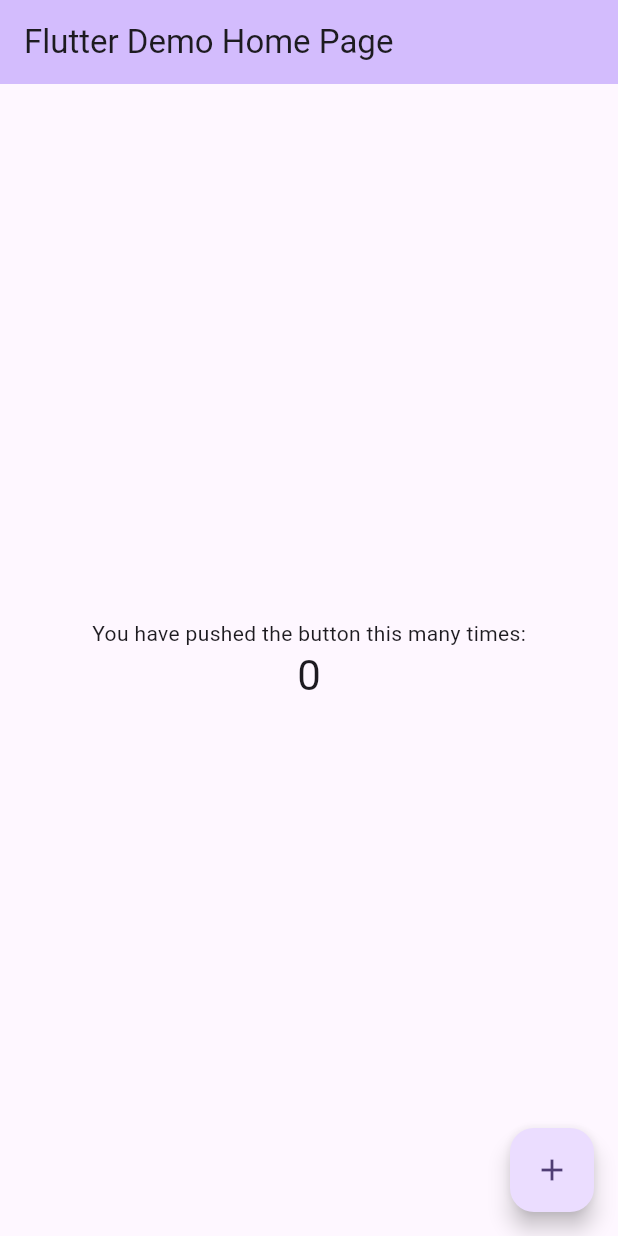
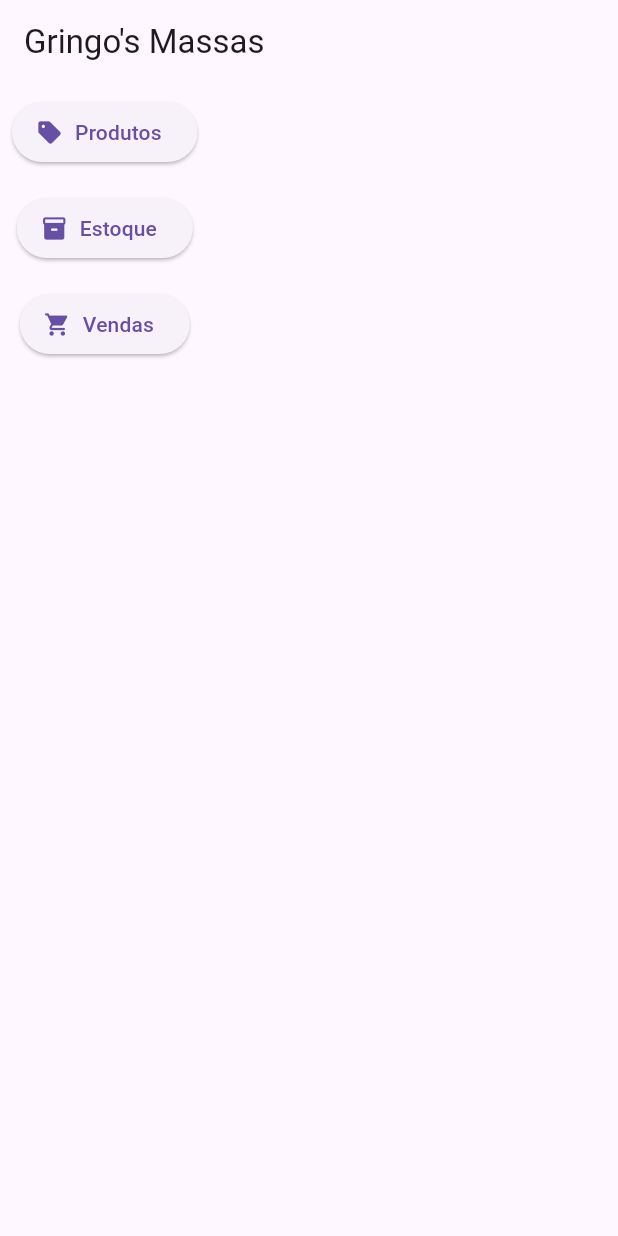
Before and after one commit to oJaciel/HADS_Jaciel_App-Gringos-Massas, a Flutter app: the screen it shows after launch, on a phone screen of 412 x 824 dp. Run offline on Flutter 3.47's test engine with Material 3 defaults, Android fonts, the phone set to English and light mode, and no system bars.

Commit message:
Estrutura Inicial - Páginas
Criada a estrutura inicial das páginas do app.

Criadas e cadastradas as rotas.

```diff
--- /dev/null
+++ b/lib/components/home_page_button.dart
@@ -0,0 +1,26 @@
+import 'package:flutter/material.dart';
+
+class HomePageButton extends StatelessWidget {
+  const HomePageButton({
+    super.key,
+    required this.title,
+    required this.icon,
+    required this.route,
+  });
+
+  final String title;
+  final Icon icon;
+  final String route;
+
+  @override
+  Widget build(BuildContext context) {
+    return Padding(
+      padding: const EdgeInsets.all(8.0),
+      child: ElevatedButton.icon(
+        onPressed: () => Navigator.of(context).pushNamed(route),
+        label: Text(title),
+        icon: icon,
+      ),
+    );
+  }
+}
--- a/lib/main.dart
+++ b/lib/main.dart
@@ -1,3 +1,8 @@
+import 'package:app_gringos_massas/pages/home_page.dart';
+import 'package:app_gringos_massas/pages/products/products_page.dart';
+import 'package:app_gringos_massas/pages/sales/sales_page.dart';
+import 'package:app_gringos_massas/pages/stock/stock_page.dart';
+import 'package:app_gringos_massas/utils/app_routes.dart';
 import 'package:flutter/material.dart';
 
 void main() {
@@ -6,117 +11,20 @@ void main() {
 
 class MyApp extends StatelessWidget {
   const MyApp({super.key});
-
-  // This widget is the root of your application.
   @override
   Widget build(BuildContext context) {
     return MaterialApp(
-      title: 'Flutter Demo',
+      debugShowCheckedModeBanner: false,
+      title: 'App Gringo\'s Massas',
       theme: ThemeData(
-        // This is the theme of your application.
-        //
-        // TRY THIS: Try running your application with "flutter run". You'll see
-        // the application has a purple toolbar. Then, without quitting the app,
-        // try changing the seedColor in the colorScheme below to Colors.green
-        // and then invoke "hot reload" (save your changes or press the "hot
-        // reload" button in a Flutter-supported IDE, or press "r" if you used
-        // the command line to start the app).
-        //
-        // Notice that the counter didn't reset back to zero; the application
-        // state is not lost during the reload. To reset the state, use hot
-        // restart instead.
-        //
-        // This works for code too, not just values: Most code changes can be
-        // tested with just a hot reload.
-        colorScheme: ColorScheme.fromSeed(seedColor: Colors.deepPurple),
       ),
-      home: const MyHomePage(title: 'Flutter Demo Home Page'),
+      initialRoute: AppRoutes.HOME,
+      routes: {
+        AppRoutes.HOME: (ctx) => HomePage(),
+        AppRoutes.PRODUCTS: (ctx) => ProductsPage(),
+        AppRoutes.SALES: (ctx) => SalesPage(),
+        AppRoutes.STOCK: (ctx) => StockPage(),
+      },
     );
   }
 }
-
-class MyHomePage extends StatefulWidget {
-  const MyHomePage({super.key, required this.title});
-
-  // This widget is the home page of your application. It is stateful, meaning
-  // that it has a State object (defined below) that contains fields that affect
-  // how it looks.
-
-  // This class is the configuration for the state. It holds the values (in this
-  // case the title) provided by the parent (in this case the App widget) and
-  // used by the build method of the State. Fields in a Widget subclass are
-  // always marked "final".
-
-  final String title;
-
-  @override
-  State<MyHomePage> createState() => _MyHomePageState();
-}
-
-class _MyHomePageState extends State<MyHomePage> {
-  int _counter = 0;
-
-  void _incrementCounter() {
-    setState(() {
-      // This call to setState tells the Flutter framework that something has
-      // changed in this State, which causes it to rerun the build method below
-      // so that the display can reflect the updated values. If we changed
-      // _counter without calling setState(), then the build method would not be
-      // called again, and so nothing would appear to happen.
-      _counter++;
-    });
-  }
-
-  @override
-  Widget build(BuildContext context) {
-    // This method is rerun every time setState is called, for instance as done
-    // by the _incrementCounter method above.
-    //
-    // The Flutter framework has been optimized to make rerunning build methods
-    // fast, so that you can just rebuild anything that needs updating rather
-    // than having to individually change instances of widgets.
-    return Scaffold(
-      appBar: AppBar(
-        // TRY THIS: Try changing the color here to a specific color (to
-        // Colors.amber, perhaps?) and trigger a hot reload to see the AppBar
-        // change color while the other colors stay the same.
-        backgroundColor: Theme.of(context).colorScheme.inversePrimary,
-        // Here we take the value from the MyHomePage object that was created by
-        // the App.build method, and use it to set our appbar title.
-        title: Text(widget.title),
-      ),
-      body: Center(
-        // Center is a layout widget. It takes a single child and positions it
-        // in the middle of the parent.
-        child: Column(
-          // Column is also a layout widget. It takes a list of children and
-          // arranges them vertically. By default, it sizes itself to fit its
-          // children horizontally, and tries to be as tall as its parent.
-          //
-          // Column has various properties to control how it sizes itself and
-          // how it positions its children. Here we use mainAxisAlignment to
-          // center the children vertically; the main axis here is the vertical
-          // axis because Columns are vertical (the cross axis would be
-          // horizontal).
-          //
-          // TRY THIS: Invoke "debug painting" (choose the "Toggle Debug Paint"
-          // action in the IDE, or press "p" in the console), to see the
-          // wireframe for each widget.
-          mainAxisAlignment: MainAxisAlignment.center,
-          children: <Widget>[
-            const Text('You have pushed the button this many times:'),
-            Text(
-              '$_counter',
-              style: Theme.of(context).textTheme.headlineMedium,
-            ),
-          ],
-        ),
-      ),
-      floatingActionButton: FloatingActionButton(
-        onPressed: _incrementCounter,
-        tooltip: 'Increment',
-        child: const Icon(Icons.add),
-      ), // This trailing comma makes auto-formatting nicer for build methods.
-    );
-  }
-}
--- /dev/null
+++ b/lib/pages/home_page.dart
@@ -0,0 +1,33 @@
+import 'package:app_gringos_massas/components/home_page_button.dart';
+import 'package:app_gringos_massas/utils/app_routes.dart';
+import 'package:flutter/material.dart';
+
+class HomePage extends StatelessWidget {
+  const HomePage({super.key});
+
+  @override
+  Widget build(BuildContext context) {
+    return Scaffold(
+      appBar: AppBar(title: Text('Gringo\'s Massas')),
+      body: Column(
+        children: [
+          HomePageButton(
+            title: 'Produtos',
+            icon: Icon(Icons.sell_rounded),
+            route: AppRoutes.PRODUCTS,
+          ),
+          HomePageButton(
+            title: 'Estoque',
+            icon: Icon(Icons.inventory_2_rounded),
+            route: AppRoutes.STOCK,
+          ),
+          HomePageButton(
+            title: 'Vendas',
+            icon: Icon(Icons.shopping_cart_rounded),
+            route: AppRoutes.SALES,
+          ),
+        ],
+      ),
+    );
+  }
+}
--- /dev/null
+++ b/lib/pages/products/products_page.dart
@@ -0,0 +1,10 @@
+import 'package:flutter/material.dart';
+
+class ProductsPage extends StatelessWidget {
+  const ProductsPage({super.key});
+
+  @override
+  Widget build(BuildContext context) {
+    return Scaffold(appBar: AppBar(title: Text('Produtos')));
+  }
+}
--- /dev/null
+++ b/lib/pages/sales/sales_page.dart
@@ -0,0 +1,10 @@
+import 'package:flutter/material.dart';
+
+class SalesPage extends StatelessWidget {
+  const SalesPage({super.key});
+
+  @override
+  Widget build(BuildContext context) {
+    return Scaffold(appBar: AppBar(title: Text('Vendas')));
+  }
+}
--- /dev/null
+++ b/lib/pages/stock/stock_page.dart
@@ -0,0 +1,10 @@
+import 'package:flutter/material.dart';
+
+class StockPage extends StatelessWidget {
+  const StockPage({super.key});
+
+  @override
+  Widget build(BuildContext context) {
+    return Scaffold(appBar: AppBar(title: Text('Estoque')));
+  }
+}
--- /dev/null
+++ b/lib/utils/app_routes.dart
@@ -0,0 +1,7 @@
+class AppRoutes {
+  static const HOME = '/';
+  static const PRODUCTS = '/products';
+  static const SALES = '/sales';
+  static const STOCK = '/stock';
+
+}
```
Also changed, not shown: pubspec.lock.
